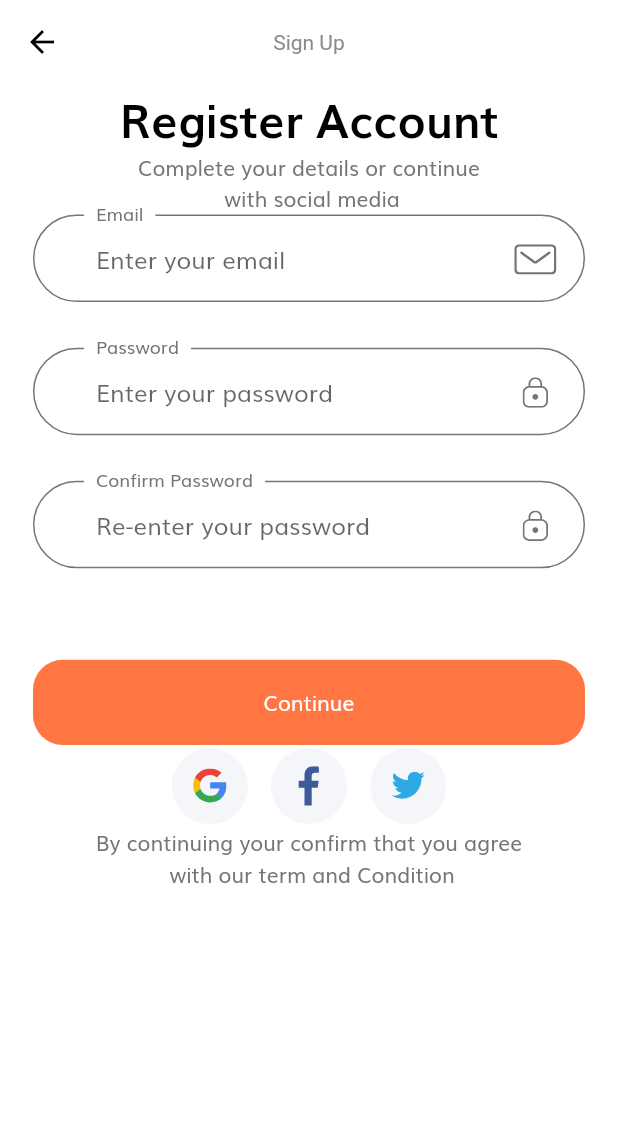
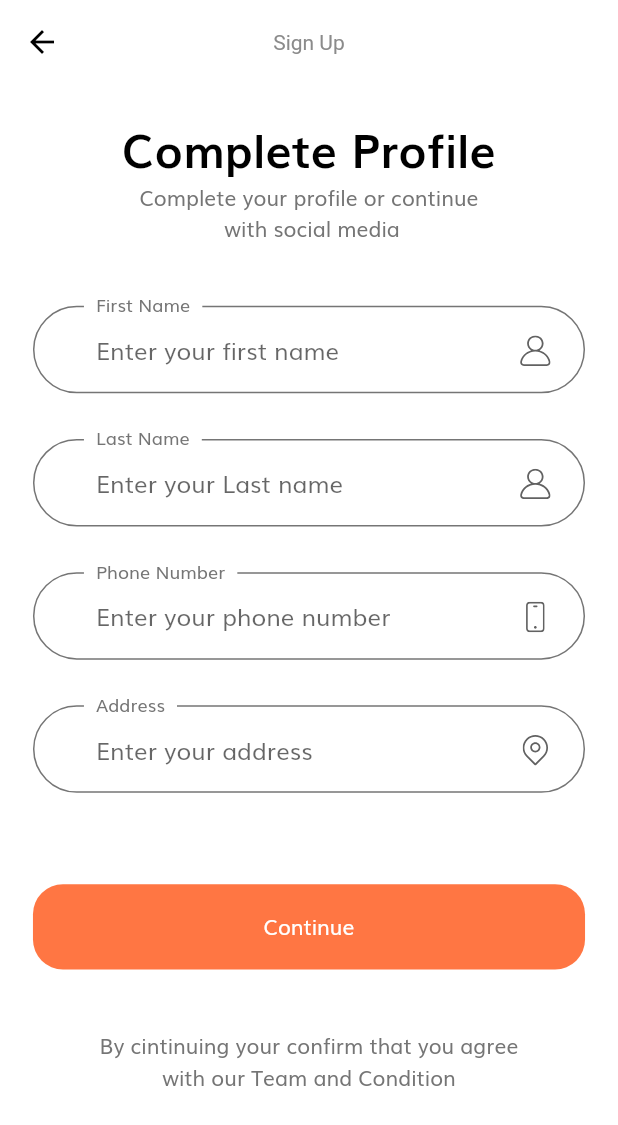
Before and after one commit to mobarak25/shop_app, a Flutter app: the SignUpScreen screen opened by its route, after a tap on "Continue", on a phone screen of 412 x 824 dp. Shown: the top 1125 px of the screen. Run offline on Flutter 3.47's test engine with Material 2 defaults, Android fonts, the phone set to English and light mode, and no system bars; our stand-ins replace flutter_svg.

Commit message:
profile page design

```diff
--- a/lib/routs.dart
+++ b/lib/routs.dart
@@ -1,4 +1,5 @@
 import 'package:flutter/cupertino.dart';
+import 'package:shop_app/screens/complete_profile/complete_profile_screen.dart';
 import 'package:shop_app/screens/forgot_password/forgot_password_screen.dart';
 import 'package:shop_app/screens/login_sucess/login_success_screen.dart';
 import 'package:shop_app/screens/sign_in/sign_in_screen.dart';
@@ -11,4 +12,5 @@ final Map<String, WidgetBuilder> routs = {
   ForgotPasswordScreen.routeName: (context) => ForgotPasswordScreen(),
   LoginSucessScreen.routeName: (context) => LoginSucessScreen(),
   SignUpScreen.routeName: (context) => SignUpScreen(),
+  CompleteProfileScreen.routeName: (context) => CompleteProfileScreen(),
 };
--- /dev/null
+++ b/lib/screens/complete_profile/complete_profile_screen.dart
@@ -0,0 +1,19 @@
+import 'package:flutter/material.dart';
+import 'package:shop_app/screens/complete_profile/components/body.dart';
+
+class CompleteProfileScreen extends StatelessWidget {
+  static String routeName = "/complete_profile";
+
+  const CompleteProfileScreen({Key? key}) : super(key: key);
+
+  @override
+  Widget build(BuildContext context) {
+    return Scaffold(
+      appBar: AppBar(
+        title: Text("Sign Up"),
+        centerTitle: true,
+      ),
+      body: Body(),
+    );
+  }
+}
--- /dev/null
+++ b/lib/screens/complete_profile/components/body.dart
@@ -0,0 +1,127 @@
+import 'package:flutter/material.dart';
+import 'package:shop_app/components/custom_suffix_icon.dart';
+import 'package:shop_app/components/default_button.dart';
+import 'package:shop_app/size_config.dart';
+
+class Body extends StatelessWidget {
+  const Body({Key? key}) : super(key: key);
+
+  @override
+  Widget build(BuildContext context) {
+    return SizedBox(
+      width: double.infinity,
+      child: Padding(
+        padding: EdgeInsets.symmetric(
+          horizontal: getProportionateScreenWidth(20),
+        ),
+        child: SingleChildScrollView(
+          child: Column(
+            children: [
+              SizedBox(
+                height: getProportionateScreenHeight(20),
+              ),
+              Text(
+                "Complete Profile",
+                style: TextStyle(
+                  color: Colors.black,
+                  fontSize: getProportionateScreenWidth(28),
+                  fontWeight: FontWeight.bold,
+                ),
+              ),
+              Text(
+                "Complete your profile or continue\n with social media",
+                textAlign: TextAlign.center,
+              ),
+              SizedBox(
+                height: getProportionateScreenHeight(40),
+              ),
+              CompleteProfileForm(),
+              SizedBox(
+                height: getProportionateScreenHeight(60),
+              ),
+              DefaultButton(
+                text: "Continue",
+                press: () {},
+              ),
+              SizedBox(
+                height: getProportionateScreenHeight(40),
+              ),
+              Text(
+                "By cintinuing your confirm that you agree \nwith our Team and Condition",
+                textAlign: TextAlign.center,
+              ),
+              SizedBox(
+                height: getProportionateScreenHeight(20),
+              ),
+            ],
+          ),
+        ),
+      ),
+    );
+  }
+}
+
+class CompleteProfileForm extends StatefulWidget {
+  CompleteProfileForm({Key? key}) : super(key: key);
+
+  @override
+  _CompleteProfileFormState createState() => _CompleteProfileFormState();
+}
+
+class _CompleteProfileFormState extends State<CompleteProfileForm> {
+  @override
+  Widget build(BuildContext context) {
+    return Form(
+      child: Column(
+        children: [
+          TextFormField(
+            decoration: InputDecoration(
+              labelText: "First Name",
+              hintText: "Enter your first name",
+              suffixIcon: CustomSuffixIcon(
+                svgIcon: "assets/icons/User.svg",
+              ),
+            ),
+          ),
+          SizedBox(
+            height: getProportionateScreenHeight(30),
+          ),
+          TextFormField(
+            decoration: InputDecoration(
+              labelText: "Last Name",
+              hintText: "Enter your Last name",
+              suffixIcon: CustomSuffixIcon(
+                svgIcon: "assets/icons/User.svg",
+              ),
+            ),
+          ),
+          SizedBox(
+            height: getProportionateScreenHeight(30),
+          ),
+          TextFormField(
+            keyboardType: TextInputType.phone,
+            decoration: InputDecoration(
+              labelText: "Phone Number",
+              hintText: "Enter your phone number",
+              suffixIcon: CustomSuffixIcon(
+                svgIcon: "assets/icons/Phone.svg",
+              ),
+            ),
+          ),
+          SizedBox(
+            height: getProportionateScreenHeight(30),
+          ),
+          TextFormField(
+            decoration: InputDecoration(
+              labelText: "Address",
+              hintText: "Enter your address",
+              suffixIcon: CustomSuffixIcon(
+                svgIcon: "assets/icons/Location_Point.svg",
+              ),
+            ),
+          ),
+        ],
+      ),
+    );
+  }
+}
--- a/lib/screens/sign_up/components/body.dart
+++ b/lib/screens/sign_up/components/body.dart
@@ -2,6 +2,7 @@ import 'package:flutter/material.dart';
 import 'package:shop_app/components/custom_suffix_icon.dart';
 import 'package:shop_app/components/default_button.dart';
 import 'package:shop_app/components/social_card.dart';
+import 'package:shop_app/screens/complete_profile/complete_profile_screen.dart';
 import 'package:shop_app/size_config.dart';
 
 class Body extends StatelessWidget {
@@ -18,6 +19,7 @@ class Body extends StatelessWidget {
         child: SingleChildScrollView(
           child: Column(
             children: [
+              SizedBox(height: SizeConfig.screenHeight * 0.03),
               Text(
                 "Register Account",
                 style: TextStyle(
@@ -30,12 +32,16 @@ class Body extends StatelessWidget {
                 "Complete your details or continue\n with social media",
                 textAlign: TextAlign.center,
               ),
+              SizedBox(height: SizeConfig.screenHeight * 0.05),
               SignUpForm(),
               SizedBox(height: getProportionateScreenHeight(60)),
               DefaultButton(
                 text: "Continue",
-                press: () {},
+                press: () {
+                  Navigator.pushNamed(context, CompleteProfileScreen.routeName);
+                },
               ),
+              SizedBox(height: SizeConfig.screenHeight * 0.06),
               Row(
                 mainAxisAlignment: MainAxisAlignment.center,
                 children: [
@@ -57,6 +63,7 @@ class Body extends StatelessWidget {
                 "By continuing your confirm that you agree\n with our term and Condition",
                 textAlign: TextAlign.center,
               ),
+              SizedBox(height: SizeConfig.screenHeight * 0.03),
             ],
           ),
         ),
```
Also changed, not shown: assets/icons/Location_Point.svg (renamed from assets/icons/Location point.svg).
